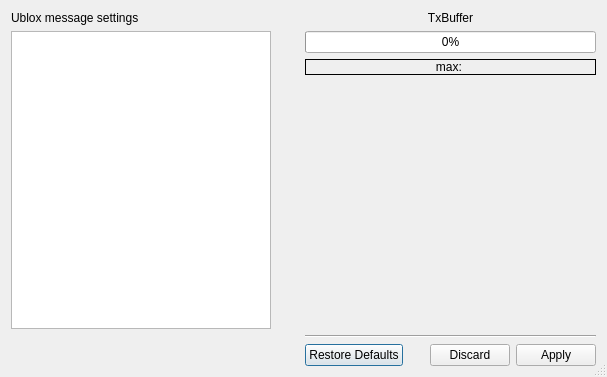
Before: the Qt Designer form muondetector-gui-1.0.2/src/main/settings.ui in liukai-tech/muondetector, drawn with Qt 5.
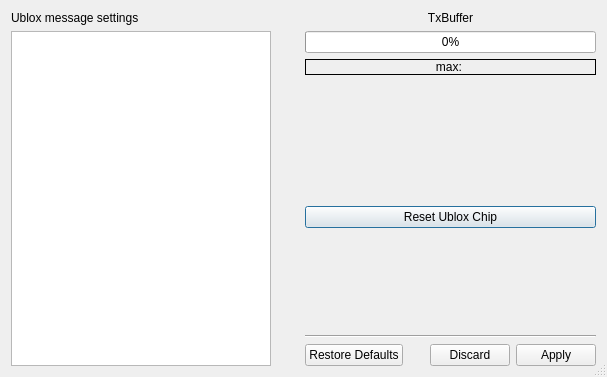
After: the same form once the commit is applied.

Commit message: implemented ublox reset in client; added proper enable/disable of the subwidgets

What changed in the file:
```diff
--- a/muondetector-gui-1.0.2/src/main/settings.ui
+++ b/muondetector-gui-1.0.2/src/main/settings.ui
@@ -29,7 +29,7 @@
    <bool>true</bool>
   </property>
   <layout class="QGridLayout" name="gridLayout">
-   <item row="0" column="0" rowspan="2">
+   <item row="0" column="0" rowspan="6">
     <layout class="QVBoxLayout" name="verticalLayout_4">
      <item>
       <widget class="QLabel" name="label">
@@ -89,22 +89,6 @@
      </item>
     </layout>
    </item>
-   <item row="0" column="1">
-    <spacer name="horizontalSpacer">
-     <property name="orientation">
-      <enum>Qt::Horizontal</enum>
-     </property>
-     <property name="sizeType">
-      <enum>QSizePolicy::Fixed</enum>
-     </property>
-     <property name="sizeHint" stdset="0">
-      <size>
-       <width>28</width>
-       <height>20</height>
-      </size>
-     </property>
-    </spacer>
-   </item>
    <item row="0" column="2">
     <layout class="QVBoxLayout" name="verticalLayout">
      <item>
@@ -161,6 +145,42 @@
     </layout>
    </item>
    <item row="1" column="2">
+    <spacer name="verticalSpacer_2">
+     <property name="orientation">
+      <enum>Qt::Vertical</enum>
+     </property>
+     <property name="sizeHint" stdset="0">
+      <size>
+       <width>20</width>
+       <height>119</height>
+      </size>
+     </property>
+    </spacer>
+   </item>
+   <item row="2" column="1">
+    <spacer name="horizontalSpacer">
+     <property name="orientation">
+      <enum>Qt::Horizontal</enum>
+     </property>
+     <property name="sizeType">
+      <enum>QSizePolicy::Fixed</enum>
+     </property>
+     <property name="sizeHint" stdset="0">
+      <size>
+       <width>28</width>
+       <height>20</height>
+      </size>
+     </property>
+    </spacer>
+   </item>
+   <item row="2" column="2">
+    <widget class="QPushButton" name="ubxResetPushButton">
+     <property name="text">
+      <string>Reset Ublox Chip</string>
+     </property>
+    </widget>
+   </item>
+   <item row="3" column="2">
     <spacer name="verticalSpacer">
      <property name="orientation">
       <enum>Qt::Vertical</enum>
@@ -176,14 +196,14 @@
      </property>
     </spacer>
    </item>
-   <item row="2" column="2">
+   <item row="4" column="2">
     <widget class="Line" name="line">
      <property name="orientation">
       <enum>Qt::Horizontal</enum>
      </property>
     </widget>
    </item>
-   <item row="3" column="2">
+   <item row="5" column="2">
     <widget class="QDialogButtonBox" name="settingsButtonBox">
      <property name="standardButtons">
       <set>QDialogButtonBox::Apply|QDialogButtonBox::Discard|QDialogButtonBox::RestoreDefaults</set>
```
The commit also changes 12 other files.
